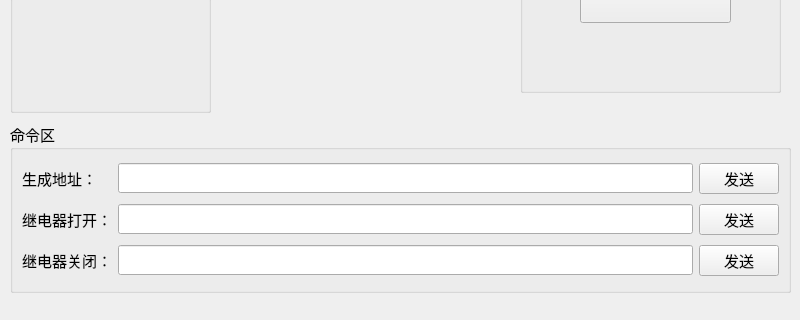
Before: the Qt Designer form Socket-Fvt/Socket-Fvt/mainwindow.ui in ChinaClever/ScalePoint, drawn with Qt 5; both pictures show x 0 to 800 and y 280 to 600 of the 800 by 600 pixel window.
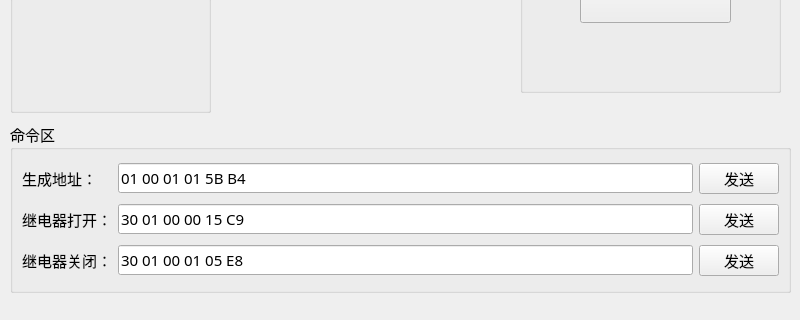
After: the same form once the commit is applied. Icons and pictures are not drawn.

The edit to the form file:
```diff
--- a/Socket-Fvt/Socket-Fvt/mainwindow.ui
+++ b/Socket-Fvt/Socket-Fvt/mainwindow.ui
@@ -247,10 +247,13 @@
           </property>
           <property name="font">
            <font>
-            <family>微软雅黑 Light</family>
-            <pointsize>9</pointsize>
+            <family>微软雅黑</family>
+            <pointsize>11</pointsize>
            </font>
           </property>
+          <property name="text">
+           <string>01 00 01 01 5B B4</string>
+          </property>
          </widget>
         </item>
         <item row="0" column="2">
@@ -289,10 +292,13 @@
           </property>
           <property name="font">
            <font>
-            <family>微软雅黑 Light</family>
-            <pointsize>9</pointsize>
+            <family>微软雅黑</family>
+            <pointsize>11</pointsize>
            </font>
           </property>
+          <property name="text">
+           <string>30 01 00 00 15 C9</string>
+          </property>
          </widget>
         </item>
         <item row="1" column="2">
@@ -331,10 +337,13 @@
           </property>
           <property name="font">
            <font>
-            <family>微软雅黑 Light</family>
-            <pointsize>9</pointsize>
+            <family>微软雅黑</family>
+            <pointsize>11</pointsize>
            </font>
           </property>
+          <property name="text">
+           <string>30 01 00 01 05 E8</string>
+          </property>
          </widget>
         </item>
         <item row="2" column="2">
```
